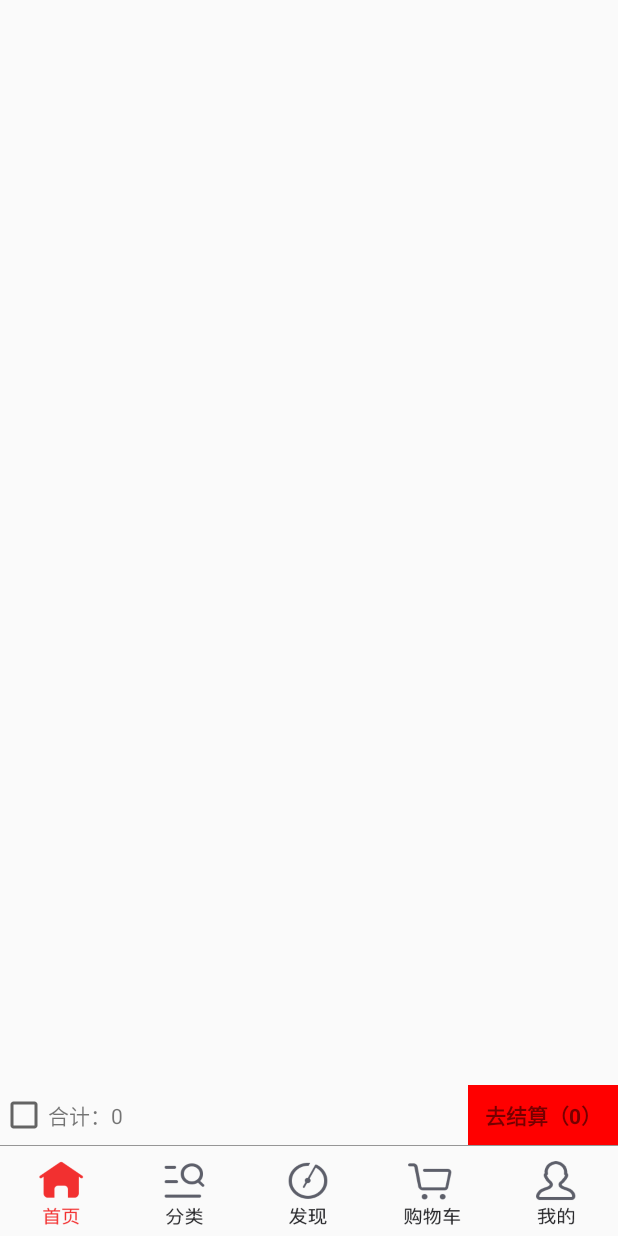
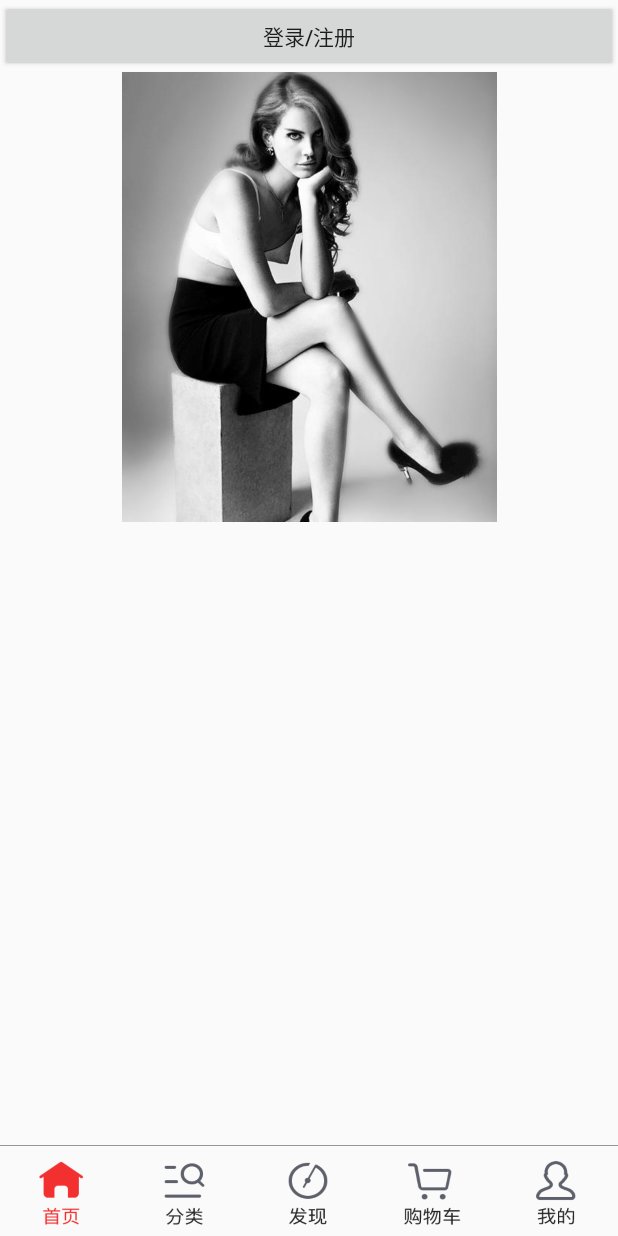
Before and after one commit to WangErPangv/FangJingDong, an Android app: the fragment ShoppCartFragment placed in its activity, on a phone screen of 412 x 824 dp. Run offline under Robolectric (Android 15) with nearby library versions, the phone set to English and light mode, and no system bars; our stand-ins replace ButterKnife, RxJava; network calls fail.

Commit message:
第三次修改

```diff
--- a/app/src/main/AndroidManifest.xml
+++ b/app/src/main/AndroidManifest.xml
@@ -36,7 +36,8 @@
         <activity android:name=".view.activity.ProductListActivity" />
         <activity android:name=".view.activity.DetailActivity" />
         <activity android:name=".view.activity.ShoppCartActivity" />
-        <activity android:name=".view.activity.RegisterActivity"></activity>
+        <activity android:name=".view.activity.RegisterActivity" />
+        <activity android:name=".view.activity.PersonMationActivity"></activity>
     </application>
 
 </manifest>
--- a/app/src/main/java/wby/laowang/fangjingdong/model/IModel.java
+++ b/app/src/main/java/wby/laowang/fangjingdong/model/IModel.java
@@ -9,9 +9,6 @@ public interface IModel {
 
     //获取注册数据
     void getDataRegister(Map<String, String> map);
-
-    //获取用户信息
-    void getUser(String uid);
 
     //获取购物车数据
     void getDataShoppCart(Map<String, String> map);
--- a/app/src/main/java/wby/laowang/fangjingdong/model/MyService.java
+++ b/app/src/main/java/wby/laowang/fangjingdong/model/MyService.java
@@ -27,9 +27,6 @@ public interface MyService {
     //注册
     @GET("user/reg")
     Observable<RegisterBean> getregister(@QueryMap Map<String, String> map);
-    //获取用户信息
-    @GET("user/getUserInfo")
-    Observable<UserNameBean> getuser(@Query("uid") String uid);
     //购物车
     @GET("product/getCarts")
     Observable<ShoppCartBean> getshoppcart(@QueryMap Map<String, String> map);
--- a/app/src/main/java/wby/laowang/fangjingdong/presenter/IPresenter.java
+++ b/app/src/main/java/wby/laowang/fangjingdong/presenter/IPresenter.java
@@ -10,7 +10,6 @@ import wby.laowang.fangjingdong.bean.SubBean;
 import wby.laowang.fangjingdong.model.IModel;
 import wby.laowang.fangjingdong.bean.LoginBean;
 import wby.laowang.fangjingdong.bean.ShoppCartBean;
-import wby.laowang.fangjingdong.bean.UserNameBean;
 import wby.laowang.fangjingdong.view.Iview.IAddCart;
 import wby.laowang.fangjingdong.view.Iview.IDetail;
 import wby.laowang.fangjingdong.view.Iview.IFenLei;
@@ -20,7 +19,6 @@ import wby.laowang.fangjingdong.view.Iview.IProductList;
 import wby.laowang.fangjingdong.view.Iview.IRegister;
 import wby.laowang.fangjingdong.view.Iview.IShoppCart;
 import wby.laowang.fangjingdong.view.Iview.ISub;
-import wby.laowang.fangjingdong.view.Iview.IUser;
 
 public interface IPresenter {
 
@@ -29,9 +27,6 @@ public interface IPresenter {
 
     //p的注册请求数据
     void showRegisterToView(IModel iModel, IRegister iRegister);
-
-    //p的用户请求数据
-    void showUserToview(IModel iModel, IUser iUser);
 
     //p的购物车请求数据
     void showShoppCartToView(IModel iModel, IShoppCart iShoppCart);
@@ -59,8 +54,6 @@ public interface IPresenter {
 
     void getDataRegister(RegisterBean registerBean);
 
-    void getDataUser(UserNameBean userNameBean);
-
     void getDataShoppCart(ShoppCartBean shoppCartBean);
 
     void getDataHome(HomeBean homeBean);
@@ -75,6 +68,4 @@ public interface IPresenter {
 
     void getDataAddcart(AddCartBean addCartBean);
 
-    //接受异常
-    void getError(String error);
 }
--- a/app/src/main/java/wby/laowang/fangjingdong/view/Iview/ILogin.java
+++ b/app/src/main/java/wby/laowang/fangjingdong/view/Iview/ILogin.java
@@ -8,9 +8,6 @@ public interface ILogin {
     //登录成功
     void showLoginSuccess(LoginBean loginBean);
 
-    //登录失败
-    void showLoginError(String error);
-
     //登录的电话号码
     String mobile();
 
--- a/app/src/main/java/wby/laowang/fangjingdong/view/Iview/IUser.java
+++ /dev/null
@@ -1,12 +0,0 @@
-package wby.laowang.fangjingdong.view.Iview;
-
-        import wby.laowang.fangjingdong.bean.UserNameBean;
-
-public interface IUser {
-
-    //获取用户信息
-    void showUser(UserNameBean userNameBean);
-
-    //用户信息的uid
-    String uid();
-}
--- a/app/src/main/java/wby/laowang/fangjingdong/view/fragment/ShoppCartFragment.java
+++ b/app/src/main/java/wby/laowang/fangjingdong/view/fragment/ShoppCartFragment.java
@@ -1,5 +1,8 @@
 package wby.laowang.fangjingdong.view.fragment;
 
+import android.content.Context;
+import android.content.Intent;
+import android.content.SharedPreferences;
 import android.os.Bundle;
 import android.support.annotation.NonNull;
 import android.support.annotation.Nullable;
@@ -7,18 +10,21 @@ import android.support.v4.app.Fragment;
 import android.view.LayoutInflater;
 import android.view.View;
 import android.view.ViewGroup;
+import android.widget.Button;
 import android.widget.CheckBox;
 import android.widget.ExpandableListView;
+import android.widget.LinearLayout;
 import android.widget.TextView;
 import java.util.List;
 import butterknife.BindView;
 import butterknife.ButterKnife;
 import butterknife.Unbinder;
 import wby.laowang.fangjingdong.R;
+import wby.laowang.fangjingdong.bean.ShoppCartBean;
 import wby.laowang.fangjingdong.model.ModelFusion;
-import wby.laowang.fangjingdong.bean.ShoppCartBean;
 import wby.laowang.fangjingdong.presenter.PresenterFusion;
 import wby.laowang.fangjingdong.view.Iview.IShoppCart;
+import wby.laowang.fangjingdong.view.activity.LoginActivity;
 import wby.laowang.fangjingdong.view.adapter.MyExpanAdapter;
 
 
@@ -31,24 +37,31 @@ public class ShoppCartFragment extends Fragment implements IShoppCart {
     @BindView(R.id.total)
     TextView total;
     Unbinder unbinder;
+    @BindView(R.id.cartLogin)
+    Button cartLogin;
+    @BindView(R.id.login_display)
+    LinearLayout loginDisplay;
+    @BindView(R.id.shopp_display)
+    LinearLayout shoppDisplay;
     private MyExpanAdapter myExpanAdapter;
     private ShoppCartBean shopplist;
-    private String suid = "10756";
+    private SharedPreferences preferences;
+    private String louid;
 
     @Nullable
     @Override
     public View onCreateView(@NonNull LayoutInflater inflater, @Nullable ViewGroup container, @Nullable Bundle savedInstanceState) {
 
         View view = inflater.inflate(R.layout.shoppcart_ment, container, false);
-        ButterKnife.bind(this,view);
-        initdatas();
+        ButterKnife.bind(this, view);
+
         unbinder = ButterKnife.bind(this, view);
         return view;
     }
 
-    public void initdatas(){
-       PresenterFusion presenterFusion = new PresenterFusion();
-       presenterFusion.showShoppCartToView(new ModelFusion(presenterFusion),this);
+    public void initdatas() {
+        PresenterFusion presenterFusion = new PresenterFusion();
+        presenterFusion.showShoppCartToView(new ModelFusion(presenterFusion), this);
 
         quanCbox.setOnClickListener(new View.OnClickListener() {
             @Override
@@ -57,7 +70,7 @@ public class ShoppCartFragment extends Fragment implements IShoppCart {
                 boolean quan_checked = quanCbox.isChecked();
                 List<ShoppCartBean.DataBean> data = shopplist.getData();
 
-                for (int i = 0; i < data.size() ; i++){
+                for (int i = 0; i < data.size(); i++) {
                     data.get(i).setParent_flag(quan_checked);
 
                     List<ShoppCartBean.DataBean.ListBean> list = data.get(i).getList();
@@ -77,29 +90,46 @@ public class ShoppCartFragment extends Fragment implements IShoppCart {
 
                         boolean child_flag = plist.get(o).isChild_flag();
                         if (child_flag) {
-                            double price = plist.get(o).getPrice()*plist.get(o).getNum();
+                            double price = plist.get(o).getPrice() * plist.get(o).getNum();
                             sum += price;
                         }
 
                     }
                 }
 
-                total.setText("合计:"+sum);
+                total.setText("合计:" + sum);
             }
         });
     }
 
     @Override
-    public void onDestroyView() {
-        super.onDestroyView();
-        unbinder.unbind();
+    public void onResume() {
+        super.onResume();
+
+        preferences = getContext().getSharedPreferences("judge", Context.MODE_PRIVATE);
+        boolean judgeValue = preferences.getBoolean("judgeValue", false);
+        louid = preferences.getString("louid", "");
+        if (judgeValue){
+            initdatas();
+            loginDisplay.setVisibility(View.GONE);
+            shoppDisplay.setVisibility(View.VISIBLE);
+        }else {
+            shoppDisplay.setVisibility(View.GONE);
+            loginDisplay.setVisibility(View.VISIBLE);
+            cartLogin.setOnClickListener(new View.OnClickListener() {
+                @Override
+                public void onClick(View v) {
+                    startActivity(new Intent(getActivity(), LoginActivity.class));
+                }
+            });
+        }
     }
 
     @Override
     public void showShoppCart(ShoppCartBean shoppCartBean) {
         this.shopplist = shoppCartBean;
 
-        myExpanAdapter = new MyExpanAdapter(getContext(),shoppCartBean.getData());
+        myExpanAdapter = new MyExpanAdapter(getContext(), shoppCartBean.getData());
         expanAble.setAdapter(myExpanAdapter);
 
         int count = expanAble.getCount();
@@ -110,6 +140,13 @@ public class ShoppCartFragment extends Fragment implements IShoppCart {
 
     @Override
     public String uid() {
-        return suid;
+        return louid;
+    }
+
+
+    @Override
+    public void onDestroyView() {
+        super.onDestroyView();
+        unbinder.unbind();
     }
 }
--- a/app/src/main/res/layout/shoppcart_ment.xml
+++ b/app/src/main/res/layout/shoppcart_ment.xml
@@ -3,6 +3,31 @@
     android:layout_width="match_parent"
     android:layout_height="match_parent"
     android:orientation="vertical">
+
+    <LinearLayout
+        android:id="@+id/login_display"
+        android:visibility="gone"
+        android:orientation="vertical"
+        android:layout_width="match_parent"
+        android:layout_height="wrap_content">
+
+        <Button
+            android:id="@+id/cartLogin"
+            android:text="登录/注册"
+            android:layout_width="match_parent"
+            android:layout_height="wrap_content" />
+        <ImageView
+            android:src="@drawable/oumei"
+            android:layout_width="match_parent"
+            android:layout_height="300dp" />
+
+    </LinearLayout>
+
+    <LinearLayout
+        android:id="@+id/shopp_display"
+        android:orientation="vertical"
+        android:layout_width="match_parent"
+        android:layout_height="match_parent">
 
         <ExpandableListView
             android:id="@+id/expan_able"
@@ -39,3 +64,5 @@
         </LinearLayout>
 
     </LinearLayout>
+
+</LinearLayout>
```
Also changed, not shown: app/src/main/java/wby/laowang/fangjingdong/model/ModelFusion.java (+0 -32 lines), app/src/main/java/wby/laowang/fangjingdong/presenter/PresenterFusion.java (+0 -17 lines), app/src/main/java/wby/laowang/fangjingdong/view/activity/LoginActivity.java (+19 -38 lines), app/src/main/java/wby/laowang/fangjingdong/view/activity/PersonMationActivity.java (added, +60 -0 lines), app/src/main/java/wby/laowang/fangjingdong/view/fragment/MyFragment.java (+37 -23 lines), app/src/main/java/wby/laowang/fangjingdong/view/message/MessageEvent.java (deleted, +0 -18 lines), app/src/main/res/layout/activity_person_mation.xml (added, +71 -0 lines), app/src/main/res/drawable/oumei.jpg (added), app/src/main/res/drawable/rightjiantou.png (added). Lines whose indentation alone changed are shown as unchanged.
